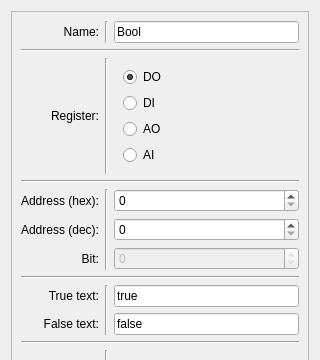
Old version of the form ui/inspect_shm_add_bool.ui in the repository SHMModbus/shm_modbus_gui; both pictures show x 0 to 320 and y 0 to 360 of the 320 by 530 pixel window.
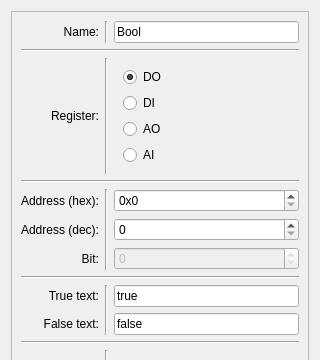
New version of the form.

Commit message: add inspect bool/char[]

What changed in the file:
```diff
--- a/ui/inspect_shm_add_bool.ui
+++ b/ui/inspect_shm_add_bool.ui
@@ -163,7 +163,14 @@
         </widget>
        </item>
        <item row="4" column="2">
-        <widget class="QSpinBox" name="address"/>
+        <widget class="QSpinBox" name="address">
+         <property name="prefix">
+          <string>0x</string>
+         </property>
+         <property name="displayIntegerBase">
+          <number>16</number>
+         </property>
+        </widget>
        </item>
        <item row="9" column="2">
         <widget class="QLineEdit" name="true_text">
```
Left out of the diff: 8 changed lines with no effect on the pictures. The commit also changes 3 other files.
